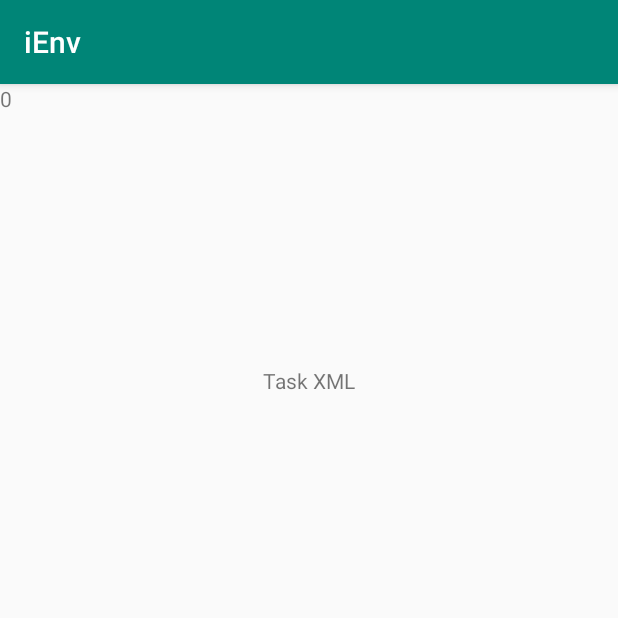
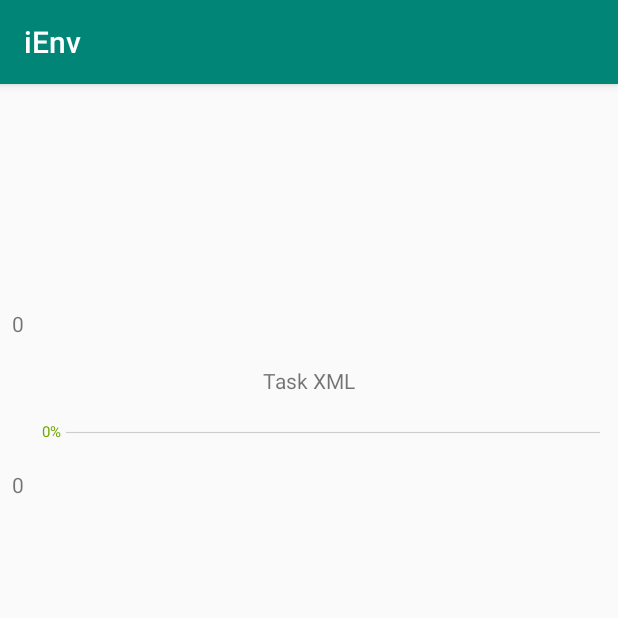
Before and after one commit to pmdw620/unimelb-mobile-group78, an Android app: the fragment TaskFragment placed in its activity, on a phone screen of 412 x 824 dp, the top half of it. Run offline under Robolectric (Android 15) with nearby library versions, the light colour scheme and no system bars; our stand-ins replace Firebase (no records; nobody signed in at launch, a user with empty details on screens opened directly); 2 statements that could not run were skipped.

Commit message:
add progress bar

```diff
--- /dev/null
+++ b/app/src/main/java/com/unimelb/ienv/NumberProgressBar.java
@@ -0,0 +1,518 @@
+package com.unimelb.ienv;
+
+import com.unimelb.ienv.R;
+
+import android.content.Context;
+import android.content.res.TypedArray;
+import android.graphics.Canvas;
+import android.graphics.Color;
+import android.graphics.Paint;
+import android.graphics.RectF;
+import android.os.Bundle;
+import android.os.Parcelable;
+import android.util.AttributeSet;
+import android.view.View;
+import static com.unimelb.ienv.NumberProgressBar.ProgressTextVisibility.Invisible;
+import static com.unimelb.ienv.NumberProgressBar.ProgressTextVisibility.Visible;
+
+/**
+ * Created by daimajia on 14-4-30.
+ */
+public class NumberProgressBar extends View {
+
+    private int mMaxProgress = 100;
+
+    /**
+     * Current progress, can not exceed the max progress.
+     */
+    private int mCurrentProgress = 0;
+
+    /**
+     * The progress area bar color.
+     */
+    private int mReachedBarColor;
+
+    /**
+     * The bar unreached area color.
+     */
+    private int mUnreachedBarColor;
+
+    /**
+     * The progress text color.
+     */
+    private int mTextColor;
+
+    /**
+     * The progress text size.
+     */
+    private float mTextSize;
+
+    /**
+     * The height of the reached area.
+     */
+    private float mReachedBarHeight;
+
+    /**
+     * The height of the unreached area.
+     */
+    private float mUnreachedBarHeight;
+
+    /**
+     * The suffix of the number.
+     */
+    private String mSuffix = "%";
+
+    /**
+     * The prefix.
+     */
+    private String mPrefix = "";
+
+    private final int default_text_color = Color.rgb(66, 145, 241);
+    private final int default_reached_color = Color.rgb(66, 145, 241);
+    private final int default_unreached_color = Color.rgb(204, 204, 204);
+    private final float default_progress_text_offset;
+    private final float default_text_size;
+    private final float default_reached_bar_height;
+    private final float default_unreached_bar_height;
+
+    /**
+     * For save and restore instance of progressbar.
+     */
+    private static final String INSTANCE_STATE = "saved_instance";
+    private static final String INSTANCE_TEXT_COLOR = "text_color";
+    private static final String INSTANCE_TEXT_SIZE = "text_size";
+    private static final String INSTANCE_REACHED_BAR_HEIGHT = "reached_bar_height";
+    private static final String INSTANCE_REACHED_BAR_COLOR = "reached_bar_color";
+    private static final String INSTANCE_UNREACHED_BAR_HEIGHT = "unreached_bar_height";
+    private static final String INSTANCE_UNREACHED_BAR_COLOR = "unreached_bar_color";
+    private static final String INSTANCE_MAX = "max";
+    private static final String INSTANCE_PROGRESS = "progress";
+    private static final String INSTANCE_SUFFIX = "suffix";
+    private static final String INSTANCE_PREFIX = "prefix";
+    private static final String INSTANCE_TEXT_VISIBILITY = "text_visibility";
+
+    private static final int PROGRESS_TEXT_VISIBLE = 0;
+
+    /**
+     * The width of the text that to be drawn.
+     */
+    private float mDrawTextWidth;
+
+    /**
+     * The drawn text start.
+     */
+    private float mDrawTextStart;
+
+    /**
+     * The drawn text end.
+     */
+    private float mDrawTextEnd;
+
+    /**
+     * The text that to be drawn in onDraw().
+     */
+    private String mCurrentDrawText;
+
+    /**
+     * The Paint of the reached area.
+     */
+    private Paint mReachedBarPaint;
+    /**
+     * The Paint of the unreached area.
+     */
+    private Paint mUnreachedBarPaint;
+    /**
+     * The Paint of the progress text.
+     */
+    private Paint mTextPaint;
+
+    /**
+     * Unreached bar area to draw rect.
+     */
+    private RectF mUnreachedRectF = new RectF(0, 0, 0, 0);
+    /**
+     * Reached bar area rect.
+     */
+    private RectF mReachedRectF = new RectF(0, 0, 0, 0);
+
+    /**
+     * The progress text offset.
+     */
+    private float mOffset;
+
+    /**
+     * Determine if need to draw unreached area.
+     */
+    private boolean mDrawUnreachedBar = true;
+
+    private boolean mDrawReachedBar = true;
+
+    private boolean mIfDrawText = true;
+
+    /**
+     * Listener
+     */
+    private OnProgressBarListener mListener;
+
+    public enum ProgressTextVisibility {
+        Visible, Invisible
+    }
+
+    public NumberProgressBar(Context context) {
+        this(context, null);
+    }
+
+    public NumberProgressBar(Context context, AttributeSet attrs) {
+        this(context, attrs, 0);
+    }
+
+    public NumberProgressBar(Context context, AttributeSet attrs, int defStyleAttr) {
+        super(context, attrs, defStyleAttr);
+
+        default_reached_bar_height = dp2px(1.5f);
+        default_unreached_bar_height = dp2px(1.0f);
+        default_text_size = sp2px(10);
+        default_progress_text_offset = dp2px(3.0f);
+
+        // load styled attributes.
+        final TypedArray attributes = context.getTheme().obtainStyledAttributes(attrs,
+                R.styleable.NumberProgressBar, defStyleAttr, 0);
+
+        mReachedBarColor = attributes.getColor(R.styleable.NumberProgressBar_progress_reached_color,
+                default_reached_color);
+        mUnreachedBarColor = attributes.getColor(R.styleable.NumberProgressBar_progress_unreached_color,
+                default_unreached_color);
+        mTextColor = attributes.getColor(R.styleable.NumberProgressBar_progress_text_color,
+                default_text_color);
+        mTextSize = attributes.getDimension(R.styleable.NumberProgressBar_progress_text_size,
+                default_text_size);
+
+        mReachedBarHeight = attributes.getDimension(
+                R.styleable.NumberProgressBar_progress_reached_bar_height, default_reached_bar_height);
+        mUnreachedBarHeight = attributes.getDimension(
+                R.styleable.NumberProgressBar_progress_unreached_bar_height, default_unreached_bar_height);
+        mOffset = attributes.getDimension(R.styleable.NumberProgressBar_progress_text_offset,
+                default_progress_text_offset);
+
+        int textVisible = attributes.getInt(R.styleable.NumberProgressBar_progress_text_visibility,
+                PROGRESS_TEXT_VISIBLE);
+        if (textVisible != PROGRESS_TEXT_VISIBLE) {
+            mIfDrawText = false;
+        }
+
+        setProgress(attributes.getInt(R.styleable.NumberProgressBar_progress_current, 0));
+        setMax(attributes.getInt(R.styleable.NumberProgressBar_progress_max, 100));
+
+        attributes.recycle();
+        initializePainters();
+    }
+
+    @Override
+    protected int getSuggestedMinimumWidth() {
+        return (int) mTextSize;
+    }
+
+    @Override
+    protected int getSuggestedMinimumHeight() {
+        return Math.max((int) mTextSize, Math.max((int) mReachedBarHeight, (int) mUnreachedBarHeight));
+    }
+
+    @Override
+    protected void onMeasure(int widthMeasureSpec, int heightMeasureSpec) {
+        setMeasuredDimension(measure(widthMeasureSpec, true), measure(heightMeasureSpec, false));
+    }
+
+    private int measure(int measureSpec, boolean isWidth) {
+        int result;
+        int mode = MeasureSpec.getMode(measureSpec);
+        int size = MeasureSpec.getSize(measureSpec);
+        int padding = isWidth ? getPaddingLeft() + getPaddingRight() : getPaddingTop() + getPaddingBottom();
+        if (mode == MeasureSpec.EXACTLY) {
+            result = size;
+        } else {
+            result = isWidth ? getSuggestedMinimumWidth() : getSuggestedMinimumHeight();
+            result += padding;
+            if (mode == MeasureSpec.AT_MOST) {
+                if (isWidth) {
+                    result = Math.max(result, size);
+                } else {
+                    result = Math.min(result, size);
+                }
+            }
+        }
+        return result;
+    }
+
+    @Override
+    protected void onDraw(Canvas canvas) {
+        if (mIfDrawText) {
+            calculateDrawRectF();
+        } else {
+            calculateDrawRectFWithoutProgressText();
+        }
+
+        if (mDrawReachedBar) {
+            canvas.drawRect(mReachedRectF, mReachedBarPaint);
+        }
+
+        if (mDrawUnreachedBar) {
+            canvas.drawRect(mUnreachedRectF, mUnreachedBarPaint);
+        }
+
+        if (mIfDrawText)
+            canvas.drawText(mCurrentDrawText, mDrawTextStart, mDrawTextEnd, mTextPaint);
+    }
+
+    private void initializePainters() {
+        mReachedBarPaint = new Paint(Paint.ANTI_ALIAS_FLAG);
+        mReachedBarPaint.setColor(mReachedBarColor);
+
+        mUnreachedBarPaint = new Paint(Paint.ANTI_ALIAS_FLAG);
+        mUnreachedBarPaint.setColor(mUnreachedBarColor);
+
+        mTextPaint = new Paint(Paint.ANTI_ALIAS_FLAG);
+        mTextPaint.setColor(mTextColor);
+        mTextPaint.setTextSize(mTextSize);
+    }
+
+    private void calculateDrawRectFWithoutProgressText() {
+        mReachedRectF.left = getPaddingLeft();
+        mReachedRectF.top = getHeight() / 2.0f - mReachedBarHeight / 2.0f;
+        mReachedRectF.right = (getWidth() - getPaddingLeft() - getPaddingRight()) / (getMax() * 1.0f)
+                * getProgress() + getPaddingLeft();
+        mReachedRectF.bottom = getHeight() / 2.0f + mReachedBarHeight / 2.0f;
+
+        mUnreachedRectF.left = mReachedRectF.right;
+        mUnreachedRectF.right = getWidth() - getPaddingRight();
+        mUnreachedRectF.top = getHeight() / 2.0f + -mUnreachedBarHeight / 2.0f;
+        mUnreachedRectF.bottom = getHeight() / 2.0f + mUnreachedBarHeight / 2.0f;
+    }
+
+    private void calculateDrawRectF() {
+
+        mCurrentDrawText = String.format("%d", getProgress() * 100 / getMax());
+        mCurrentDrawText = mPrefix + mCurrentDrawText + mSuffix;
+        mDrawTextWidth = mTextPaint.measureText(mCurrentDrawText);
+
+        if (getProgress() == 0) {
+            mDrawReachedBar = false;
+            mDrawTextStart = getPaddingLeft();
+        } else {
+            mDrawReachedBar = true;
+            mReachedRectF.left = getPaddingLeft();
+            mReachedRectF.top = getHeight() / 2.0f - mReachedBarHeight / 2.0f;
+            mReachedRectF.right = (getWidth() - getPaddingLeft() - getPaddingRight()) / (getMax() * 1.0f)
+                    * getProgress() - mOffset + getPaddingLeft();
+            mReachedRectF.bottom = getHeight() / 2.0f + mReachedBarHeight / 2.0f;
+            mDrawTextStart = (mReachedRectF.right + mOffset);
+        }
+
+        mDrawTextEnd = (int) ((getHeight() / 2.0f) - ((mTextPaint.descent() + mTextPaint.ascent()) / 2.0f));
+
+        if ((mDrawTextStart + mDrawTextWidth) >= getWidth() - getPaddingRight()) {
+            mDrawTextStart = getWidth() - getPaddingRight() - mDrawTextWidth;
+            mReachedRectF.right = mDrawTextStart - mOffset;
+        }
+
+        float unreachedBarStart = mDrawTextStart + mDrawTextWidth + mOffset;
+        if (unreachedBarStart >= getWidth() - getPaddingRight()) {
+            mDrawUnreachedBar = false;
+        } else {
+            mDrawUnreachedBar = true;
+            mUnreachedRectF.left = unreachedBarStart;
+            mUnreachedRectF.right = getWidth() - getPaddingRight();
+            mUnreachedRectF.top = getHeight() / 2.0f + -mUnreachedBarHeight / 2.0f;
+            mUnreachedRectF.bottom = getHeight() / 2.0f + mUnreachedBarHeight / 2.0f;
+        }
+    }
+
+    /**
+     * Get progress text color.
+     *
+     * @return progress text color.
+     */
+    public int getTextColor() {
+        return mTextColor;
+    }
+
+    /**
+     * Get progress text size.
+     *
+     * @return progress text size.
+     */
+    public float getProgressTextSize() {
+        return mTextSize;
+    }
+
+    public int getUnreachedBarColor() {
+        return mUnreachedBarColor;
+    }
+
+    public int getReachedBarColor() {
+        return mReachedBarColor;
+    }
+
+    public int getProgress() {
+        return mCurrentProgress;
+    }
+
+    public int getMax() {
+        return mMaxProgress;
+    }
+
+    public float getReachedBarHeight() {
+        return mReachedBarHeight;
+    }
+
+    public float getUnreachedBarHeight() {
+        return mUnreachedBarHeight;
+    }
+
+    public void setProgressTextSize(float textSize) {
+        this.mTextSize = textSize;
+        mTextPaint.setTextSize(mTextSize);
+        invalidate();
+    }
+
+    public void setProgressTextColor(int textColor) {
+        this.mTextColor = textColor;
+        mTextPaint.setColor(mTextColor);
+        invalidate();
+    }
+
+    public void setUnreachedBarColor(int barColor) {
+        this.mUnreachedBarColor = barColor;
+        mUnreachedBarPaint.setColor(mUnreachedBarColor);
+        invalidate();
+    }
+
+    public void setReachedBarColor(int progressColor) {
+        this.mReachedBarColor = progressColor;
+        mReachedBarPaint.setColor(mReachedBarColor);
+        invalidate();
+    }
+
+    public void setReachedBarHeight(float height) {
+        mReachedBarHeight = height;
+    }
+
+    public void setUnreachedBarHeight(float height) {
+        mUnreachedBarHeight = height;
+    }
+
+    public void setMax(int maxProgress) {
+        if (maxProgress > 0) {
+            this.mMaxProgress = maxProgress;
+            invalidate();
+        }
+    }
+
+    public void setSuffix(String suffix) {
+        if (suffix == null) {
+            mSuffix = "";
+        } else {
+            mSuffix = suffix;
+        }
+    }
+
+    public String getSuffix() {
+        return mSuffix;
+    }
+
+    public void setPrefix(String prefix) {
+        if (prefix == null)
+            mPrefix = "";
+        else {
+            mPrefix = prefix;
+        }
+    }
+
+    public String getPrefix() {
+        return mPrefix;
+    }
+
+    public void incrementProgressBy(int by) {
+        if (by > 0) {
+            setProgress(getProgress() + by);
+        }
+
+        if (mListener != null) {
+            mListener.onProgressChange(getProgress(), getMax());
+        }
+    }
+
+    public void setProgress(int progress) {
+        if (progress <= getMax() && progress >= 0) {
+            this.mCurrentProgress = progress;
+            invalidate();
+        }
+    }
+
+    @Override
+    protected Parcelable onSaveInstanceState() {
+        final Bundle bundle = new Bundle();
+        bundle.putParcelable(INSTANCE_STATE, super.onSaveInstanceState());
+        bundle.putInt(INSTANCE_TEXT_COLOR, getTextColor());
+        bundle.putFloat(INSTANCE_TEXT_SIZE, getProgressTextSize());
+        bundle.putFloat(INSTANCE_REACHED_BAR_HEIGHT, getReachedBarHeight());
+        bundle.putFloat(INSTANCE_UNREACHED_BAR_HEIGHT, getUnreachedBarHeight());
+        bundle.putInt(INSTANCE_REACHED_BAR_COLOR, getReachedBarColor());
+        bundle.putInt(INSTANCE_UNREACHED_BAR_COLOR, getUnreachedBarColor());
+        bundle.putInt(INSTANCE_MAX, getMax());
+        bundle.putInt(INSTANCE_PROGRESS, getProgress());
+        bundle.putString(INSTANCE_SUFFIX, getSuffix());
+        bundle.putString(INSTANCE_PREFIX, getPrefix());
+        bundle.putBoolean(INSTANCE_TEXT_VISIBILITY, getProgressTextVisibility());
+        return bundle;
+    }
+
+    @Override
+    protected void onRestoreInstanceState(Parcelable state) {
+        if (state instanceof Bundle) {
+            final Bundle bundle = (Bundle) state;
+            mTextColor = bundle.getInt(INSTANCE_TEXT_COLOR);
+            mTextSize = bundle.getFloat(INSTANCE_TEXT_SIZE);
+            mReachedBarHeight = bundle.getFloat(INSTANCE_REACHED_BAR_HEIGHT);
+            mUnreachedBarHeight = bundle.getFloat(INSTANCE_UNREACHED_BAR_HEIGHT);
+            mReachedBarColor = bundle.getInt(INSTANCE_REACHED_BAR_COLOR);
+            mUnreachedBarColor = bundle.getInt(INSTANCE_UNREACHED_BAR_COLOR);
+            initializePainters();
+            setMax(bundle.getInt(INSTANCE_MAX));
+            setProgress(bundle.getInt(INSTANCE_PROGRESS));
+            setPrefix(bundle.getString(INSTANCE_PREFIX));
+            setSuffix(bundle.getString(INSTANCE_SUFFIX));
+            setProgressTextVisibility(bundle.getBoolean(INSTANCE_TEXT_VISIBILITY) ? Visible : Invisible);
+            super.onRestoreInstanceState(bundle.getParcelable(INSTANCE_STATE));
+            return;
+        }
+        super.onRestoreInstanceState(state);
+    }
+
+    public float dp2px(float dp) {
+        final float scale = getResources().getDisplayMetrics().density;
+        return dp * scale + 0.5f;
+    }
+
+    public float sp2px(float sp) {
+        final float scale = getResources().getDisplayMetrics().scaledDensity;
+        return sp * scale;
+    }
+
+    public void setProgressTextVisibility(ProgressTextVisibility visibility) {
+        mIfDrawText = visibility == Visible;
+        invalidate();
+    }
+
+    public boolean getProgressTextVisibility() {
+        return mIfDrawText;
+    }
+
+    public void setOnProgressBarListener(OnProgressBarListener listener) {
+        mListener = listener;
+    }
+}
+
+interface OnProgressBarListener {
+
+    void onProgressChange(int current, int max);
+}
--- a/app/src/main/res/layout/fragment_task.xml
+++ b/app/src/main/res/layout/fragment_task.xml
@@ -14,14 +14,44 @@
         app:layout_constraintEnd_toEndOf="parent"
         app:layout_constraintStart_toStartOf="parent"
         app:layout_constraintTop_toTopOf="parent" />
+
     <TextView
         android:id="@+id/bushu"
         android:layout_width="100dp"
         android:layout_height="30dp"
         android:layout_marginStart="8dp"
+
         android:text="0"
         android:visibility="visible"
+        app:layout_constraintStart_toStartOf="parent"
+        app:layout_constraintTop_toBottomOf="@+id/pb_update_progress"
         tools:layout_constraintLeft_toLeftOf="parent"
+        tools:layout_constraintTop_toTopOf="parent" />
 
+    <TextView
+        android:id="@+id/currentscore"
+        android:layout_width="100dp"
+        android:layout_height="30dp"
+        android:layout_marginStart="8dp"
+        android:layout_marginBottom="8dp"
+        android:text="0"
+
+        android:visibility="visible"
+        app:layout_constraintBottom_toTopOf="@+id/textView3"
+        app:layout_constraintStart_toStartOf="parent"
+        tools:layout_constraintLeft_toLeftOf="parent"
         tools:layout_constraintTop_toTopOf="parent" />
+
+    <com.unimelb.ienv.NumberProgressBar xmlns:custom="http://schemas.android.com/apk/res-auto"
+        android:id="@+id/pb_update_progress"
+        style="@style/NumberProgressBar_Passing_Green"
+        android:layout_width="wrap_content"
+        android:layout_height="wrap_content"
+        android:layout_marginStart="8dp"
+        android:padding="20dp"
+        custom:layout_constraintStart_toStartOf="parent"
+        custom:layout_constraintTop_toBottomOf="@+id/textView3"
+        custom:progress_current="0">
+
+    </com.unimelb.ienv.NumberProgressBar>
 </androidx.constraintlayout.widget.ConstraintLayout>
--- a/app/src/main/res/values/styles.xml
+++ b/app/src/main/res/values/styles.xml
@@ -8,4 +8,39 @@
         <item name="colorAccent">@color/colorAccent</item>
     </style>
 
+    <style name="NumberProgressBar_Passing_Green">
+        <item name="android:layout_height">wrap_content</item>
+        <item name="android:layout_width">match_parent</item>
+
+        <item name="progress_max">100</item>
+        <item name="progress_current">0</item>
+
+        <item name="progress_unreached_color">#CCCCCC</item>
+        <item name="progress_reached_color">#70A800</item>
+
+        <item name="progress_text_size">10sp</item>
+        <item name="progress_text_color">#70A800</item>
+
+        <item name="progress_reached_bar_height">1.5dp</item>
+        <item name="progress_unreached_bar_height">0.75dp</item>
+    </style>
+    <!-- 数字进度条参数：用于版本更新中 -->
+    <declare-styleable name="NumberProgressBar">
+        <attr name="progress_current" format="integer" />
+        <attr name="progress_max" format="integer" />
+        <attr name="progress_unreached_color" format="color" />
+        <attr name="progress_reached_color" format="color" />
+        <attr name="progress_reached_bar_height" format="dimension" />
+        <attr name="progress_unreached_bar_height" format="dimension" />
+        <attr name="progress_text_size" format="dimension" />
+        <attr name="progress_text_color" format="color" />
+        <attr name="progress_text_offset" format="dimension" />
+        <attr name="progress_text_visibility" format="enum">
+            <enum name="visible" value="0" />
+            <enum name="invisible" value="1" />
+        </attr>
+    </declare-styleable>
+    <declare-styleable name="Themes">
+        <attr name="numberProgressBarStyle" format="reference" />
+    </declare-styleable>
 </resources>
```
Also changed, not shown: app/src/main/java/com/unimelb/ienv/MainActivity.java (+40 -1 lines).
